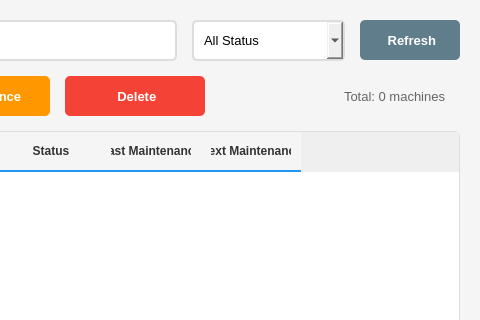
Above: ui/machines.ui from SmitProgrammer/TrackMill before the change; both pictures show x 420 to 900 and y 0 to 320 of the 900 by 600 pixel window. Below: the same form after it.
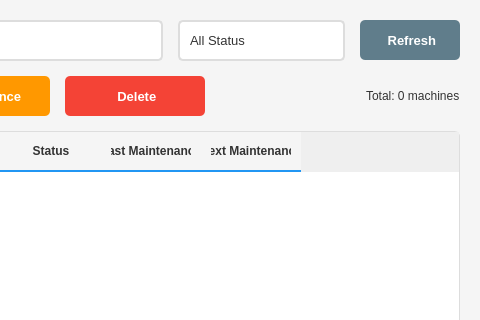
That is the form after the change.

```diff
--- a/ui/machines.ui
+++ b/ui/machines.ui
@@ -18,6 +18,14 @@
     background-color: #f5f5f5;
 }
 
+QLabel {
+    color: #333;
+}
+
+QTableWidget {
+    color: #333;
+}
+
 QPushButton#btnAddMachine, QPushButton#btnEditMachine, QPushButton#btnDeleteMachine, QPushButton#btnMaintenance, QPushButton#btnRefresh {
     padding: 10px 20px;
     border-radius: 5px;
@@ -31,43 +39,74 @@
     border: none;
 }
 
+QPushButton#btnAddMachine:hover {
+    background-color: #45a049;
+}
+
 QPushButton#btnEditMachine {
     background-color: #2196F3;
     color: white;
     border: none;
 }
 
+QPushButton#btnEditMachine:hover {
+    background-color: #0b7dda;
+}
+
 QPushButton#btnDeleteMachine {
     background-color: #f44336;
     color: white;
     border: none;
 }
 
+QPushButton#btnDeleteMachine:hover {
+    background-color: #da190b;
+}
+
 QPushButton#btnMaintenance {
     background-color: #FF9800;
     color: white;
     border: none;
 }
 
+QPushButton#btnMaintenance:hover {
+    background-color: #e68900;
+}
+
 QPushButton#btnRefresh {
     background-color: #607D8B;
     color: white;
     border: none;
 }
 
+QPushButton#btnRefresh:hover {
+    background-color: #546E7A;
+}
+
 QLineEdit#txtSearch {
     padding: 10px;
     border: 2px solid #ddd;
     border-radius: 5px;
     font-size: 13px;
+    background-color: white;
     color: #333;
 }
 
+QLineEdit#txtSearch:focus {
+    border: 2px solid #2196F3;
+}
+
 QComboBox#cmbFilterStatus {
     padding: 10px;
     border: 2px solid #ddd;
     border-radius: 5px;
     font-size: 13px;
+    background-color: white;
+    color: #333;
+}
+
+QComboBox#cmbFilterStatus:focus {
+    border: 2px solid #2196F3;
 }
 
 QTableWidget {
@@ -77,6 +116,10 @@
     gridline-color: #e0e0e0;
 }
 
+QTableWidget::item {
+    padding: 5px;
+}
+
 QTableWidget::item:selected {
     background-color: #e3f2fd;
     color: #000;
@@ -89,6 +132,40 @@
     border-bottom: 2px solid #2196F3;
     font-weight: bold;
     color: #333;
+}
+
+QComboBox {
+    padding: 10px;
+    border: 2px solid #ddd;
+    border-radius: 5px;
+    font-size: 13px;
+    background-color: white;
+    color: #333;
+}
+
+QComboBox:focus {
+    border: 2px solid #2196F3;
+}
+
+QComboBox::drop-down {
+    border: none;
+    width: 30px;
+}
+
+QComboBox::down-arrow {
+    image: none;
+    border-left: 5px solid transparent;
+    border-right: 5px solid transparent;
+    border-top: 5px solid #333;
+    margin-right: 10px;
+}
+
+QComboBox QAbstractItemView {
+    background-color: white;
+    color: #333;
+    selection-background-color: #2196F3;
+    selection-color: white;
+    border: 1px solid #ddd;
 }</string>
   </property>
   <layout class="QVBoxLayout" name="verticalLayout">
@@ -263,8 +340,165 @@
         <string>Total: 0 machines</string>
        </property>
        <property name="styleSheet">
-        <string notr="true">font-size: 13px; color: #666; padding: 10px;</string>
-       </property>
+   <string notr="true">QWidget#MachinesWidget {
+    background-color: #f5f5f5;
+}
+
+QLabel {
+    color: #333;
+}
+
+QTableWidget {
+    color: #333;
+}
+
+QPushButton#btnAddMachine, QPushButton#btnEditMachine, QPushButton#btnDeleteMachine, QPushButton#btnMaintenance, QPushButton#btnRefresh {
+    padding: 10px 20px;
+    border-radius: 5px;
+    font-size: 13px;
+    font-weight: bold;
+}
+
+QPushButton#btnAddMachine {
+    background-color: #4CAF50;
+    color: white;
+    border: none;
+}
+
+QPushButton#btnAddMachine:hover {
+    background-color: #45a049;
+}
+
+QPushButton#btnEditMachine {
+    background-color: #2196F3;
+    color: white;
+    border: none;
+}
+
+QPushButton#btnEditMachine:hover {
+    background-color: #0b7dda;
+}
+
+QPushButton#btnDeleteMachine {
+    background-color: #f44336;
+    color: white;
+    border: none;
+}
+
+QPushButton#btnDeleteMachine:hover {
+    background-color: #da190b;
+}
+
+QPushButton#btnMaintenance {
+    background-color: #FF9800;
+    color: white;
+    border: none;
+}
+
+QPushButton#btnMaintenance:hover {
+    background-color: #e68900;
+}
+
+QPushButton#btnRefresh {
+    background-color: #607D8B;
+    color: white;
+    border: none;
+}
+
+QPushButton#btnRefresh:hover {
+    background-color: #546E7A;
+}
+
+QPushButton:disabled {
+    background-color: #cccccc;
+    color: #666666;
+}
+
+QLineEdit#txtSearch {
+    padding: 10px;
+    border: 2px solid #ddd;
+    border-radius: 5px;
+    font-size: 13px;
+    background-color: white;
+    color: #333;
+}
+
+QLineEdit#txtSearch:focus {
+    border: 2px solid #2196F3;
+}
+
+QComboBox#cmbFilterStatus {
+    padding: 10px;
+    border: 2px solid #ddd;
+    border-radius: 5px;
+    font-size: 13px;
+    background-color: white;
+    color: #333;
+}
+
+QComboBox#cmbFilterStatus:focus {
+    border: 2px solid #2196F3;
+}
+
+QTableWidget {
+    background-color: white;
+    border: 1px solid #ddd;
+    border-radius: 5px;
+    gridline-color: #e0e0e0;
+}
+
+QTableWidget::item {
+    padding: 5px;
+}
+
+QTableWidget::item:selected {
+    background-color: #e3f2fd;
+    color: #000;
+}
+
+QHeaderView::section {
+    background-color: #f5f5f5;
+    padding: 10px;
+    border: none;
+    border-bottom: 2px solid #2196F3;
+    font-weight: bold;
+    color: #333;
+}
+
+QComboBox {
+    padding: 10px;
+    border: 2px solid #ddd;
+    border-radius: 5px;
+    font-size: 13px;
+    background-color: white;
+    color: #333;
+}
+
+QComboBox:focus {
+    border: 2px solid #2196F3;
+}
+
+QComboBox::drop-down {
+    border: none;
+    width: 30px;
+}
+
+QComboBox::down-arrow {
+    image: none;
+    border-left: 5px solid transparent;
+    border-right: 5px solid transparent;
+    border-top: 5px solid #333;
+    margin-right: 10px;
+}
+
+QComboBox QAbstractItemView {
+    background-color: white;
+    color: #333;
+    selection-background-color: #2196F3;
+    selection-color: white;
+    border: 1px solid #ddd;
+}</string>
+  </property>
       </widget>
      </item>
     </layout>
```
Left out of the diff: 16 changed lines with no effect on the pictures.
